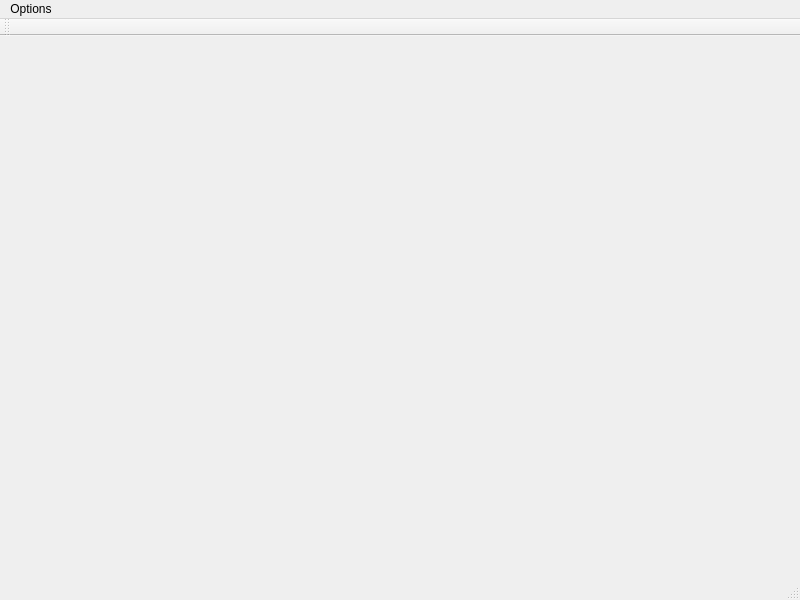
This is ui/UniMainWindow.ui in unitedtimur/unigame as Qt 5 draws it before an edit. The edited form follows.
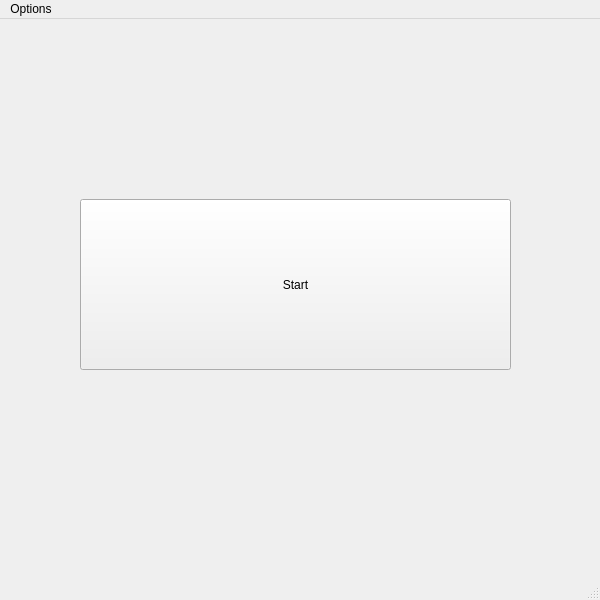
This is the edited form.

```diff
--- a/ui/UniMainWindow.ui
+++ b/ui/UniMainWindow.ui
@@ -2,24 +2,50 @@
 <ui version="4.0">
  <class>UniMainWindow</class>
  <widget class="QMainWindow" name="UniMainWindow">
+  <property name="enabled">
+   <bool>true</bool>
+  </property>
   <property name="geometry">
    <rect>
     <x>0</x>
     <y>0</y>
-    <width>800</width>
+    <width>600</width>
     <height>600</height>
    </rect>
   </property>
   <property name="windowTitle">
    <string>MainWindow</string>
   </property>
-  <widget class="QWidget" name="centralwidget"/>
+  <widget class="QWidget" name="centralwidget">
+   <widget class="QPushButton" name="startButton">
+    <property name="enabled">
+     <bool>true</bool>
+    </property>
+    <property name="geometry">
+     <rect>
+      <x>80</x>
+      <y>180</y>
+      <width>431</width>
+      <height>171</height>
+     </rect>
+    </property>
+    <property name="sizePolicy">
+     <sizepolicy hsizetype="Minimum" vsizetype="Fixed">
+      <horstretch>0</horstretch>
+      <verstretch>0</verstretch>
+     </sizepolicy>
+    </property>
+    <property name="text">
+     <string>Start</string>
+    </property>
+   </widget>
+  </widget>
   <widget class="QMenuBar" name="menubar">
    <property name="geometry">
     <rect>
      <x>0</x>
      <y>0</y>
-     <width>800</width>
+     <width>600</width>
      <height>26</height>
     </rect>
    </property>
@@ -34,17 +60,6 @@
    <addaction name="menu"/>
   </widget>
   <widget class="QStatusBar" name="statusbar"/>
-  <widget class="QToolBar" name="toolBar">
-   <property name="windowTitle">
-    <string>toolBar</string>
-   </property>
-   <attribute name="toolBarArea">
-    <enum>TopToolBarArea</enum>
-   </attribute>
-   <attribute name="toolBarBreak">
-    <bool>false</bool>
-   </attribute>
-  </widget>
   <action name="actionHowToPlay">
    <property name="text">
     <string>How to play</string>
```
